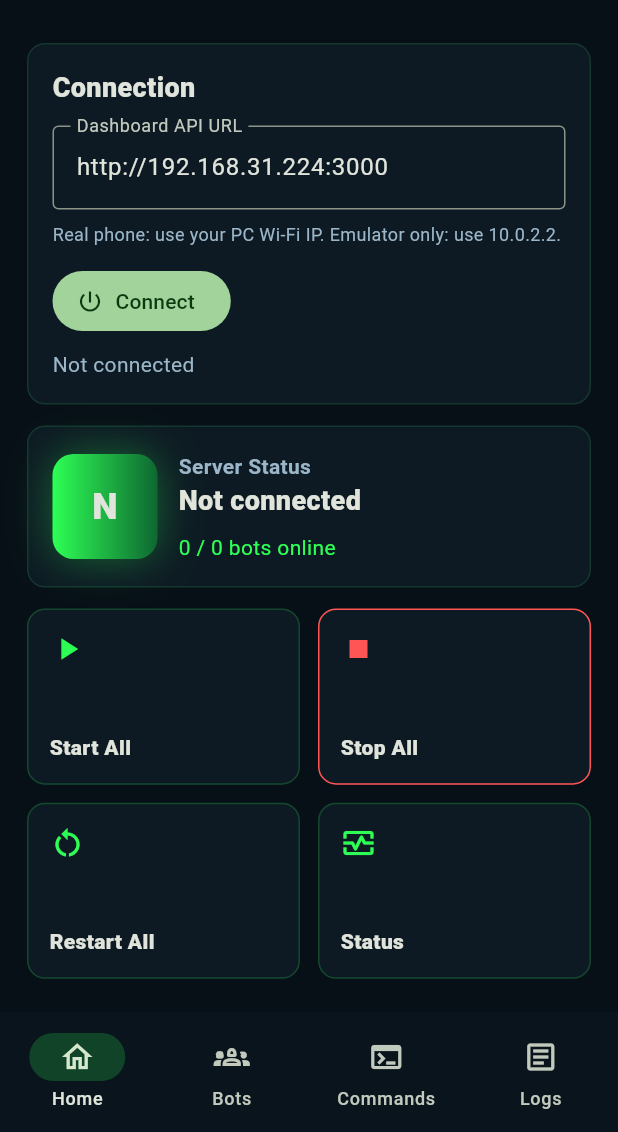
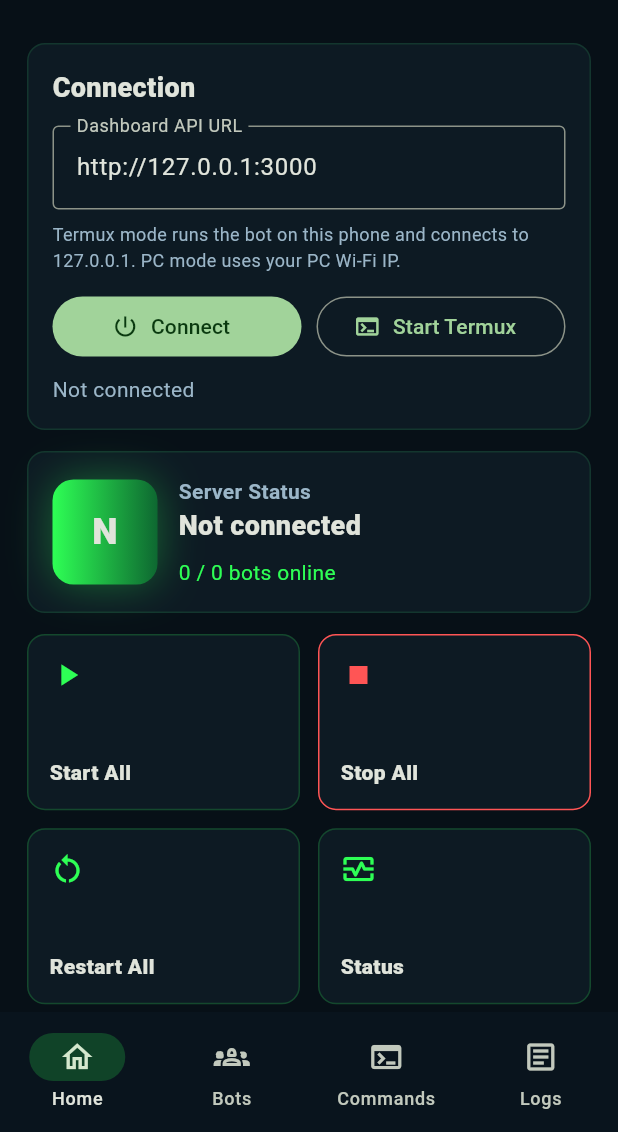
Before and after one commit to kumaark7/MC_AFK_Bot, a Flutter app: the screen it shows after launch, on a phone screen of 412 x 824 dp, the part 104-1236 px from its top. Run offline on Flutter 3.47's test engine with Material 3 defaults, Android fonts, the phone set to English and light mode, and no system bars.

Commit message:
Add Termux bot launcher to Android app

```diff
--- a/android_app/lib/main.dart
+++ b/android_app/lib/main.dart
@@ -3,6 +3,7 @@ import 'dart:convert';
 import 'dart:io';
 
 import 'package:flutter/material.dart';
+import 'package:flutter/services.dart';
 
 void main() {
   runApp(const LarryControlApp());
@@ -38,7 +39,9 @@ class ControlHome extends StatefulWidget {
 }
 
 class _ControlHomeState extends State<ControlHome> {
-  final _apiController = TextEditingController(text: 'http://192.168.31.224:3000');
+  static const _platform = MethodChannel('larry_control/termux');
+
+  final _apiController = TextEditingController(text: 'http://127.0.0.1:3000');
   final _commandController = TextEditingController();
   final _http = HttpClient()..connectionTimeout = const Duration(seconds: 6);
   final _events = <String>[];
@@ -79,6 +82,27 @@ class _ControlHomeState extends State<ControlHome> {
       _addEvent('Connected to $_apiBase');
     } catch (err) {
       _setMessage('Connection failed: $err');
+    } finally {
+      if (mounted) setState(() => _loading = false);
+    }
+  }
+
+  Future<void> _startTermuxAndConnect() async {
+    setState(() {
+      _loading = true;
+      _message = 'Starting Termux bot service...';
+      _apiController.text = 'http://127.0.0.1:3000';
+    });
+
+    try {
+      final result = await _platform.invokeMethod<String>('startBot');
+      _addEvent(result ?? 'Termux command sent');
+      await Future<void>.delayed(const Duration(seconds: 6));
+      await _connect();
+    } on PlatformException catch (err) {
+      _setMessage('Termux start failed: ${err.message ?? err.code}');
+    } catch (err) {
+      _setMessage('Termux start failed: $err');
     } finally {
       if (mounted) setState(() => _loading = false);
     }
@@ -258,16 +282,30 @@ class _ControlHomeState extends State<ControlHome> {
               ),
               const SizedBox(height: 8),
               const Text(
-                'Real phone: use your PC Wi-Fi IP. Emulator only: use 10.0.2.2.',
+                'Termux mode runs the bot on this phone and connects to 127.0.0.1. PC mode uses your PC Wi-Fi IP.',
                 style: TextStyle(color: Color(0xFF9BB6C8), fontSize: 12),
               ),
               const SizedBox(height: 12),
-              FilledButton.icon(
-                onPressed: _loading ? null : _connect,
-                icon: _loading
-                    ? const SizedBox(width: 18, height: 18, child: CircularProgressIndicator(strokeWidth: 2))
-                    : const Icon(Icons.power_settings_new),
-                label: const Text('Connect'),
+              Row(
+                children: [
+                  Expanded(
+                    child: FilledButton.icon(
+                      onPressed: _loading ? null : _connect,
+                      icon: _loading
+                          ? const SizedBox(width: 18, height: 18, child: CircularProgressIndicator(strokeWidth: 2))
+                          : const Icon(Icons.power_settings_new),
+                      label: const Text('Connect'),
+                    ),
+                  ),
+                  const SizedBox(width: 10),
+                  Expanded(
+                    child: OutlinedButton.icon(
+                      onPressed: _loading ? null : _startTermuxAndConnect,
+                      icon: const Icon(Icons.terminal),
+                      label: const Text('Start Termux'),
+                    ),
+                  ),
+                ],
               ),
               const SizedBox(height: 8),
               Text(_message, style: const TextStyle(color: Color(0xFF9BB6C8))),
```
Also changed, not shown: 5 other files.
